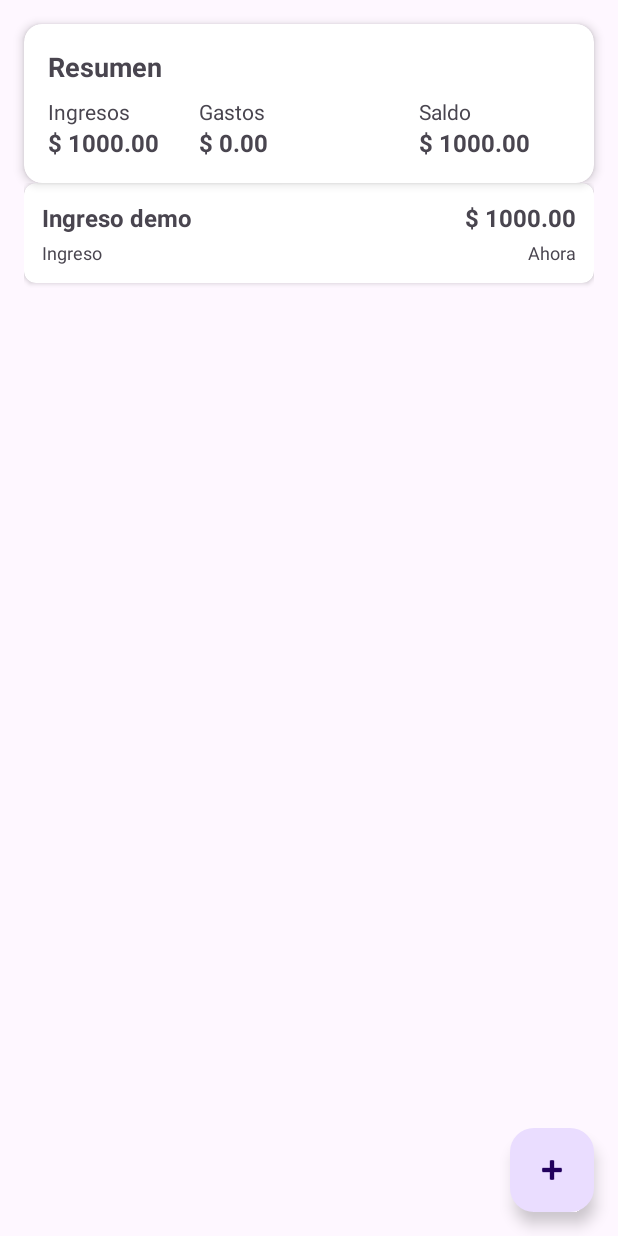
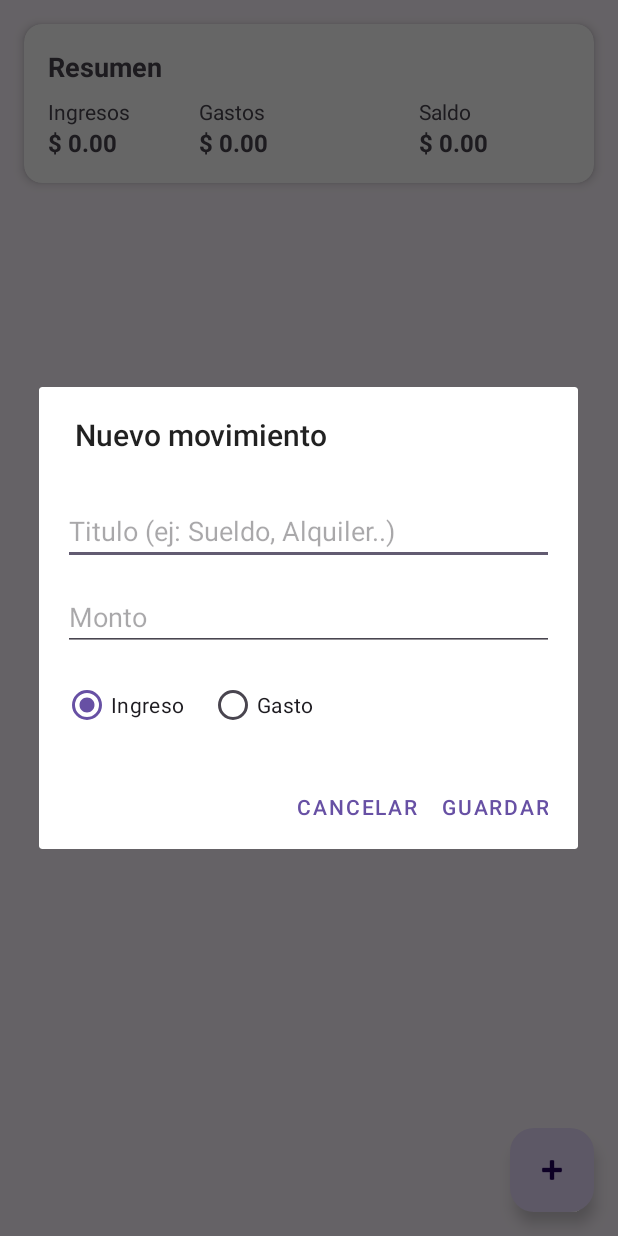
Before and after one commit to IgnacioHerner/FlowTrack, an Android app: the screen it shows after launch (MainActivity), after a tap on "Agregar movimiento", on a phone screen of 412 x 824 dp. Run offline under Robolectric (Android 15) with nearby library versions, the phone set to English and light mode, and no system bars.

Commit message:
"feat(ui): add dialog to create real transactions from FAB"

```diff
--- a/app/src/main/java/com/ignaherner/flowtrack/ui/MainActivity.kt
+++ b/app/src/main/java/com/ignaherner/flowtrack/ui/MainActivity.kt
@@ -1,7 +1,12 @@
 package com.ignaherner.flowtrack.ui
 
+import android.app.AlertDialog
 import android.os.Bundle
+import android.widget.EditText
+import android.widget.RadioButton
+import android.widget.RadioGroup
 import android.widget.TextView
+import android.widget.Toast
 import androidx.activity.enableEdgeToEdge
 import androidx.activity.viewModels
 import androidx.appcompat.app.AppCompatActivity
@@ -54,19 +59,16 @@ class MainActivity : AppCompatActivity() {
         // 3) Observar los flows del ViewModel
         observeViewModel()
 
-        // 4) Accion del FAB: por ahora agregamos un movimiento de prueba
+        // 4) Accion del FAB: ahora abrimos el dialogo para cargar el movimiento
         fabAddTransaction.setOnClickListener {
-            // Por ahora para probar, agregamos un "Ingreso demo"
-            // En l bloque 3 lo reemplazamos por un dialogo para cargar datos
-            viewModel.addTransaction(
-                title = "Ingreso demo",
-                amount = 1000.0,
-                type = TransactionType.INCOME
-            )
+            showAddTransactionDialog()
         }
 
     }
 
+    /**
+     * Observa los StateFlows del ViewModel y actualiza la UI
+     */
     private fun observeViewModel() {
         // Usamos repeatOnLifecycle para recoger los flows de forma segura
         lifecycleScope.launch {
@@ -90,4 +92,63 @@ class MainActivity : AppCompatActivity() {
             }
         }
     }
+
+    /**
+     * Muestra un dialogo para ingresar un nuevo movimiento
+     * El usuario completa: titulo, monto y tipo (ingreso o gasto)
+     */
+
+    private fun showAddTransactionDialog() {
+        // Inflamos el layout del dialogo
+        val dialogView = layoutInflater.inflate(R.layout.dialog_add_transaction, null)
+
+        // Referencias a los campos del dialogo
+        val etTitle = dialogView.findViewById<EditText>(R.id.etTitle)
+        val etAmount = dialogView.findViewById<EditText>(R.id.etAmount)
+        val rgType = dialogView.findViewById<RadioGroup>(R.id.rgType)
+        val rbIncome = dialogView.findViewById<RadioButton>(R.id.rbIncome)
+        val rbExpense = dialogView.findViewById<RadioButton>(R.id.rbExpense)
+
+        //Construimos el AlertDialog
+        AlertDialog.Builder(this)
+            .setTitle("Nuevo movimiento")
+            .setView(dialogView)
+            .setPositiveButton("Guardar") {_, _ ->
+                // Importante: esta lamba se ejecuta cuando se toca "Guardar"
+
+                val title = etTitle.text.toString().trim()
+                val amountText = etAmount.text.toString().trim()
+
+                // Validacion basica de campos
+                if (title.isEmpty()) {
+                    Toast.makeText(this, "El titulo no puede estar vacio", Toast.LENGTH_SHORT).show()
+                    return@setPositiveButton
+                }
+
+                val amount = amountText.toDoubleOrNull()
+                if (amount == null || amount <= 0.0) {
+                    Toast.makeText(this, "Ingresa un monto valido mayor a 0", Toast.LENGTH_SHORT).show()
+                    return@setPositiveButton
+                }
+
+                // Determinamos el tipo segun el RadioButton seleccionado
+                val type = when {
+                    rbIncome.isChecked -> TransactionType.INCOME
+                    rbExpense.isChecked -> TransactionType.EXPENSE
+                    else -> TransactionType.INCOME // Default de seguridad
+                }
+
+                // Llamamos al ViewModel para agregar el movimiento
+                viewModel.addTransaction(
+                    title = title,
+                    amount = amount,
+                    type = type
+                )
+            }
+            .setNegativeButton("Cancelar") { dialog, _ ->
+                dialog.dismiss()
+            }
+            .create()
+            .show()
+    }
 }
--- /dev/null
+++ b/app/src/main/res/layout/dialog_add_transaction.xml
@@ -0,0 +1,58 @@
+<?xml version="1.0" encoding="utf-8"?>
+
+<ScrollView
+    xmlns:android="http://schemas.android.com/apk/res/android"
+    android:layout_width="match_parent"
+    android:layout_height="wrap_content">
+
+    <LinearLayout
+        android:layout_width="match_parent"
+        android:layout_height="wrap_content"
+        android:orientation="vertical"
+        android:padding="16dp">
+
+        <!-- Titulo del movimiento-->
+        <EditText
+            android:id="@+id/etTitle"
+            android:layout_width="match_parent"
+            android:layout_height="wrap_content"
+            android:layout_marginTop="12dp"
+            android:hint="Titulo (ej: Sueldo, Alquiler..)"
+            android:inputType="textCapSentences"/>
+
+        <!-- Monto -->
+        <EditText
+            android:id="@+id/etAmount"
+            android:layout_width="match_parent"
+            android:layout_height="wrap_content"
+            android:layout_marginTop="12dp"
+            android:hint="Monto"
+            android:inputType="numberDecimal"/>
+
+        <!-- Tipo: Ingreso o Gasto -->
+
+        <RadioGroup
+            android:id="@+id/rgType"
+            android:layout_width="match_parent"
+            android:layout_height="wrap_content"
+            android:orientation="horizontal"
+            android:layout_marginTop="12dp">
+
+            <RadioButton
+                android:id="@+id/rbIncome"
+                android:layout_width="wrap_content"
+                android:layout_height="wrap_content"
+                android:text="Ingreso"
+                android:checked="true"/>
+
+            <RadioButton
+                android:id="@+id/rbExpense"
+                android:layout_width="wrap_content"
+                android:layout_height="wrap_content"
+                android:text="Gasto"
+                android:layout_marginStart="16dp"/>
+        </RadioGroup>
+
+
+    </LinearLayout>
+</ScrollView>
```
